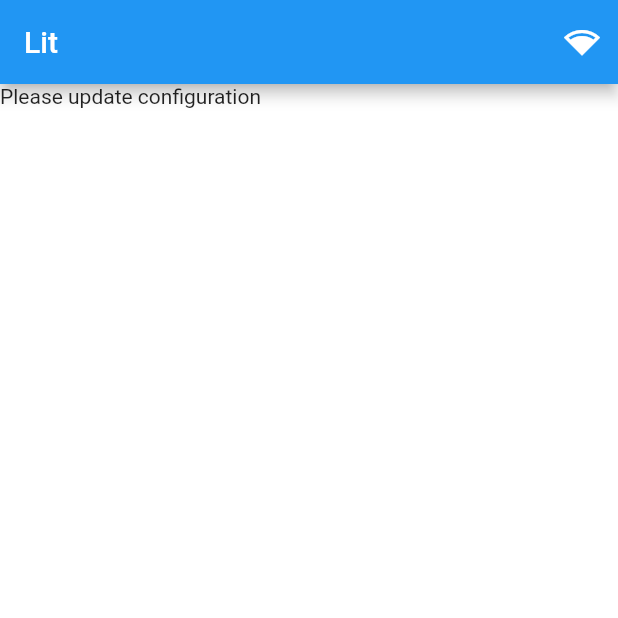
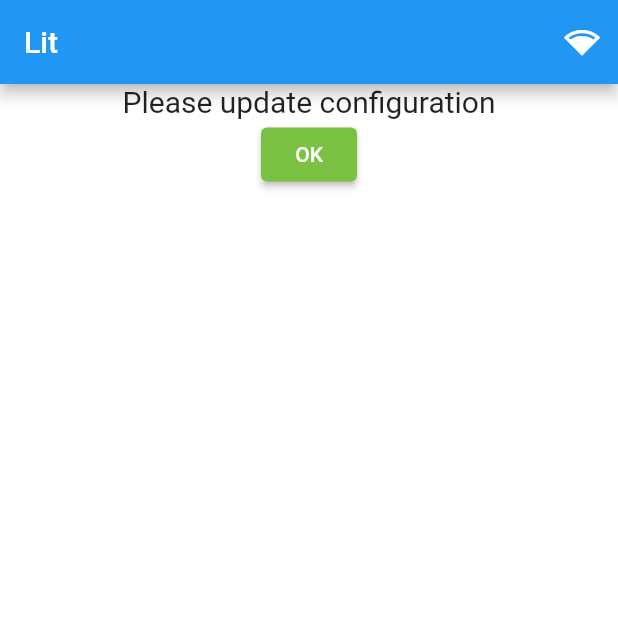
Before and after one commit to chrisinsfo/lite, a Flutter app: the screen it shows after launch, on a phone screen of 412 x 824 dp, the top half of it. Run offline on Flutter 3.47's test engine with Material 2 defaults, Android fonts, the phone set to English and light mode, and no system bars; our stand-ins replace rxdart.

Commit message:
Improve config messaging

```diff
--- a/lib/screens/lights_state_widget.dart
+++ b/lib/screens/lights_state_widget.dart
@@ -5,6 +5,7 @@
 import 'package:flutter/material.dart';
 import 'package:lit/models/light_model.dart';
 import 'package:lit/providers/config_provider.dart';
+import 'package:lit/screens/configuration_screen.dart';
 import 'package:lit/screens/light_switch_widget.dart';
 import 'package:provider/provider.dart';
 import 'package:lit/blocs/lights_bloc.dart';
@@ -20,10 +21,18 @@ class _LightsStateWidgetState extends State<LightsStateWidget> {
     final lights = Provider.of<LightsBloc>(context, listen: true);
     final config = Provider.of<ConfigProvider>(context, listen: true);
     if (config.isValidConfig()) {
-      print('lightStream called');
       lights.getLightStream(context);
     } else {
-      return Text('Please update configuration');
+      return Center(
+        child: Column(
+          mainAxisAlignment: MainAxisAlignment.center,
+          children: [
+            Text('Please update configuration', style: TextStyle(fontSize: 20.0)),
+            ElevatedButton(
+                child: Text('OK'), onPressed: () => Navigator.pushNamed(context, ConfigurationScreen.routeName)),
+          ],
+        ),
+      );
     }
 
     return Column(
```
